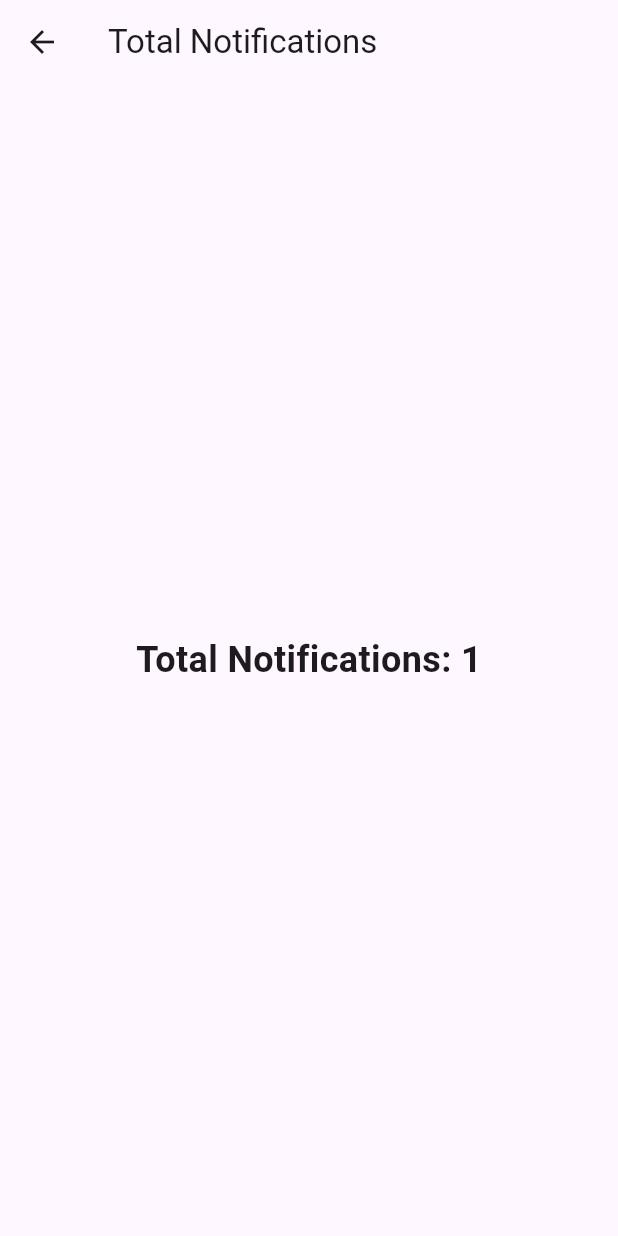
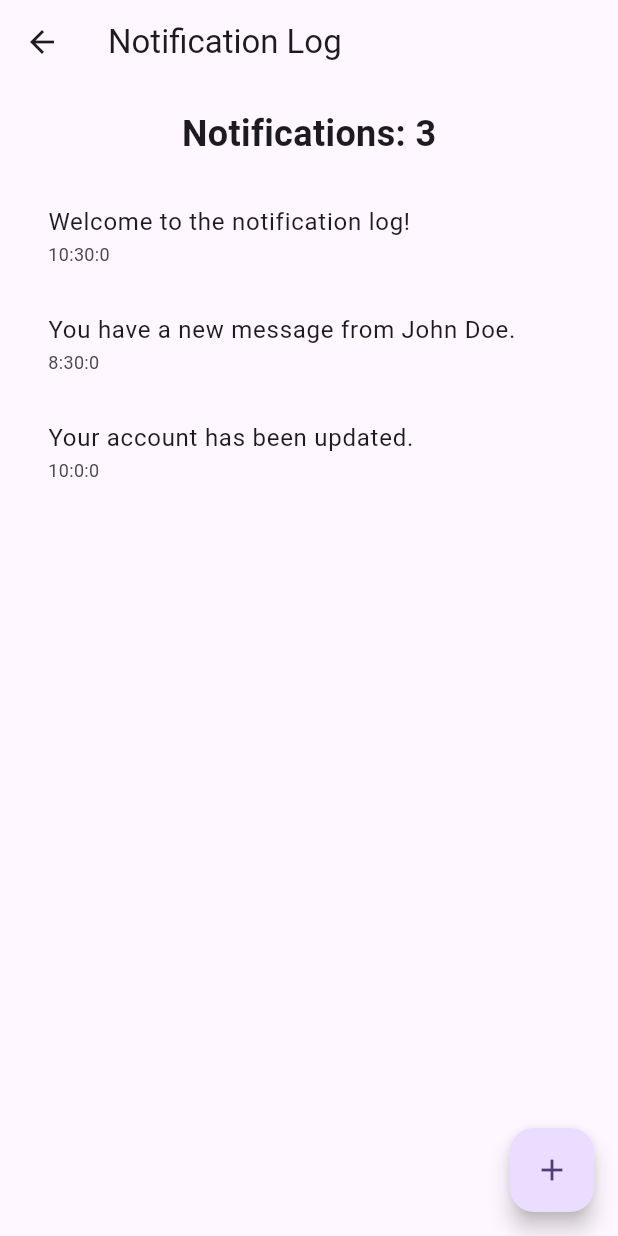
Before and after one commit to alibnymn/QA_Message, a Flutter app: the screen it shows after launch, after a tap on the "add" icon, after a tap on "Notifications", on a phone screen of 412 x 824 dp. Run offline on Flutter 3.47's test engine with Material 3 defaults, Android fonts, the phone set to English and light mode, and no system bars.

Commit message:
menambahkan halaman task page & notif page

```diff
--- a/lib/main.dart
+++ b/lib/main.dart
@@ -106,21 +106,21 @@ class _MyHomePageState extends State<MyHomePage> {
                   ),
                   _buildCard(
                     'Messages',
-                    '$_counter',
+                    '5',
                     Icons.message,
                     Color.fromARGB(255, 255, 115, 0),
                     onTap: () => _navigateToMessagePage(context),
                   ),
                   _buildCard(
                     'Tasks',
-                    '$_counter',
+                    '3',
                     Icons.assignment_turned_in,
                     Colors.green,
                     onTap: () => _navigateToTasksPage(context),
                   ),
                   _buildCard(
                     'Notifications',
-                    '$_counter',
+                    '3',
                     Icons.notifications_active,
                     Colors.red,
                     onTap: () => _navigateToNotificationsPage(context),
@@ -208,97 +208,6 @@ class TotalClicksPage extends StatelessWidget {
     );
   }
 }
-
-// class MessagePage extends StatelessWidget {
-//   final int counter;
-
-//   const MessagePage({Key? key, required this.counter}) : super(key: key);
-
-//   @override
-//   Widget build(BuildContext context) {
-//     return Scaffold(
-//       appBar: AppBar(
-//         title: const Text('QA Message'),
-//         actions: [
-//           IconButton(
-//             icon: Icon(Icons.search),
-//             onPressed: () {
-//               // Add search functionality here
-//             },
-//           ),
-//         ],
-//       ),
-//       body: Column(
-//         children: [
-//           // Chat header
-//           Container(
-//             padding: const EdgeInsets.all(16.0),
-//             child: Row(
-//               children: [
-//                 CircleAvatar(
-//                   radius: 24.0,
-//                   backgroundImage:
-//                       NetworkImage('https://via.placeholder.com/50'),
-//                 ),
-//                 SizedBox(width: 16.0),
-//                 Text(
-//                   'Ali Bunyamnin',
-//                   style: TextStyle(fontSize: 18.0, fontWeight: FontWeight.bold),
-//                 ),
-//               ],
-//             ),
-//           ),
-//           // Chat messages
-//           Expanded(
-//             child: ListView.builder(
-//               itemCount: 5, // Replace with actual message count
-//               itemBuilder: (context, index) {
-//                 return ListTile(
-//                   leading: CircleAvatar(
-//                     radius: 24.0,
-//                     backgroundImage:
-//                         NetworkImage('https://via.placeholder.com/50'),
-//                   ),
-//                   title: Text(
-//                     'Message $index',
-//                     style: TextStyle(fontSize: 16.0),
-//                   ),
-//                   subtitle: Text(
-//                     'This is a sample message',
-//                     style: TextStyle(fontSize: 14.0),
-//                   ),
-//                 );
-//               },
-//             ),
-//           ),
-//           // Chat input field
-//           Container(
-//             padding: const EdgeInsets.all(16.0),
-//             child: Row(
-//               children: [
-//                 Expanded(
-//                   child: TextField(
-//                     decoration: InputDecoration(
-//                       border: OutlineInputBorder(),
-//                       hintText: 'Type a message...',
-//                     ),
-//                   ),
-//                 ),
-//                 SizedBox(width: 16.0),
-//                 IconButton(
-//                   icon: Icon(Icons.send),
-//                   onPressed: () {
-//                     // Add send message functionality here
-//                   },
-//                 ),
-//               ],
-//             ),
-//           ),
-//         ],
-//       ),
-//     );
-//   }
-// }
 
 class MessagePage extends StatefulWidget {
   final int counter;
@@ -542,49 +451,146 @@ class Message {
   Message({required this.text, required this.sender});
 }
 
-class TasksPage extends StatelessWidget {
+class TasksPage extends StatefulWidget {
   final int counter;
 
   const TasksPage({super.key, required this.counter});
 
   @override
+  _TasksPageState createState() => _TasksPageState();
+}
+
+class Task {
+  final String title;
+  bool isDone;
+
+  Task({required this.title, this.isDone = false});
+}
+
+class _TasksPageState extends State<TasksPage> {
+  final List<Task> _tasks = [
+    Task(title: 'Task 1 : Membuat chat page'),
+    Task(title: 'Task 2 : Membuat task page'),
+    Task(title: 'Task 3 : Membuat notif page'),
+  ];
+
+  @override
   Widget build(BuildContext context) {
     return Scaffold(
       appBar: AppBar(
-        title: const Text('Total Tasks'),
+        title: const Text('Todo List jobdesk'),
       ),
-      body: Center(
-        child: Text(
-          'Total Tasks: $counter',
-          style: const TextStyle(
-            fontSize: 24.0,
-            fontWeight: FontWeight.bold,
-          ),
-        ),
+      body: ListView.builder(
+        itemCount: _tasks.length,
+        itemBuilder: (context, index) {
+          return ListTile(
+            title: Text(_tasks[index].title),
+            trailing: Checkbox(
+              value: _tasks[index].isDone,
+              onChanged: (value) {
+                setState(() {
+                  _tasks[index].isDone = value!;
+                });
+              },
+            ),
+          );
+        },
+      ),
+      floatingActionButton: FloatingActionButton(
+        onPressed: () {
+          // Add new task
+          setState(() {
+            _tasks.add(Task(title: 'New Task'));
+          });
+        },
+        child: Icon(Icons.add),
       ),
     );
   }
 }
 
-class NotificationsPage extends StatelessWidget {
+class NotificationLog {
+  final String message;
+  final DateTime timestamp;
+
+  NotificationLog({required this.message, required this.timestamp});
+}
+
+class NotificationsPage extends StatefulWidget {
   final int counter;
 
   const NotificationsPage({super.key, required this.counter});
 
   @override
+  _NotificationsPageState createState() => _NotificationsPageState();
+}
+
+class _NotificationsPageState extends State<NotificationsPage> {
+  final List<NotificationLog> _notificationLog = [
+    NotificationLog(
+      message: 'Welcome to the notification log!',
+      timestamp: DateTime.now().subtract(const Duration(days: 1)),
+    ),
+    NotificationLog(
+      message: 'You have a new message from John Doe.',
+      timestamp: DateTime.now().subtract(const Duration(hours: 2)),
+    ),
+    NotificationLog(
+      message: 'Your account has been updated.',
+      timestamp: DateTime.now().subtract(const Duration(minutes: 30)),
+    ),
+  ];
+
+  void _addNotificationLog(String message) {
+    setState(() {
+      _notificationLog.add(NotificationLog(
+        message: message,
+        timestamp: DateTime.now(),
+      ));
+    });
+  }
+
+  @override
   Widget build(BuildContext context) {
     return Scaffold(
       appBar: AppBar(
-        title: const Text('Total Notifications'),
+        title: const Text('Notification Log'),
       ),
-      body: Center(
-        child: Text(
-          'Total Notifications: $counter',
-          style: const TextStyle(
-            fontSize: 24.0,
-            fontWeight: FontWeight.bold,
-          ),
+      body: Padding(
+        padding: const EdgeInsets.all(16.0),
+        child: Column(
+          children: [
+            Text(
+              'Notifications: 3',
+              style: const TextStyle(
+                fontSize: 24.0,
+                fontWeight: FontWeight.bold,
+              ),
+            ),
+            const SizedBox(height: 16.0),
+            Expanded(
+              child: ListView.builder(
+                itemCount: _notificationLog.length,
+                itemBuilder: (context, index) {
+                  return ListTile(
+                    title: Text(_notificationLog[index].message),
+                    subtitle: Text(
+                      '${_notificationLog[index].timestamp.hour}:${_notificationLog[index].timestamp.minute}:${_notificationLog[index].timestamp.second}',
+                      style: const TextStyle(fontSize: 12.0),
+                    ),
+                  );
+                },
+              ),
+            ),
+          ],
         ),
+      ),
+      floatingActionButton: FloatingActionButton(
+        onPressed: () {
+          _addNotificationLog('New notification message!');
+        },
+        tooltip: 'Add new notification',
+        child: const Icon(Icons.add),
       ),
     );
   }
--- a/lib/notifications_page.dart
+++ b/lib/notifications_page.dart
@@ -1,24 +1,87 @@
 import 'package:flutter/material.dart';
 
-class NotificationsPage extends StatelessWidget {
+class NotificationLog {
+  final String message;
+  final DateTime timestamp;
+
+  NotificationLog({required this.message, required this.timestamp});
+}
+
+class NotificationsPage extends StatefulWidget {
   final int counter;
 
   const NotificationsPage({super.key, required this.counter});
 
   @override
+  _NotificationsPageState createState() => _NotificationsPageState();
+}
+
+class _NotificationsPageState extends State<NotificationsPage> {
+  final List<NotificationLog> _notificationLog = [
+    NotificationLog(
+      message: 'Welcome to the notification log!',
+      timestamp: DateTime.now().subtract(const Duration(days: 1)),
+    ),
+    NotificationLog(
+      message: 'You have a new message from John Doe.',
+      timestamp: DateTime.now().subtract(const Duration(hours: 2)),
+    ),
+    NotificationLog(
+      message: 'Your account has been updated.',
+      timestamp: DateTime.now().subtract(const Duration(minutes: 30)),
+    ),
+  ];
+
+  void _addNotificationLog(String message) {
+    setState(() {
+      _notificationLog.add(NotificationLog(
+        message: message,
+        timestamp: DateTime.now(),
+      ));
+    });
+  }
+
+  @override
   Widget build(BuildContext context) {
     return Scaffold(
       appBar: AppBar(
-        title: const Text('Total Notifications'),
+        title: const Text('Notification Log'),
       ),
-      body: Center(
-        child: Text(
-          'Notifications Clicks: $counter',
-          style: const TextStyle(
-            fontSize: 24.0,
-            fontWeight: FontWeight.bold,
-          ),
+      body: Padding(
+        padding: const EdgeInsets.all(16.0),
+        child: Column(
+          children: [
+            Text(
+              'Notifications Clicks: ${widget.counter}',
+              style: const TextStyle(
+                fontSize: 24.0,
+                fontWeight: FontWeight.bold,
+              ),
+            ),
+            const SizedBox(height: 16.0),
+            Expanded(
+              child: ListView.builder(
+                itemCount: _notificationLog.length,
+                itemBuilder: (context, index) {
+                  return ListTile(
+                    title: Text(_notificationLog[index].message),
+                    subtitle: Text(
+                      '${_notificationLog[index].timestamp.hour}:${_notificationLog[index].timestamp.minute}:${_notificationLog[index].timestamp.second}',
+                      style: const TextStyle(fontSize: 12.0),
+                    ),
+                  );
+                },
+              ),
+            ),
+          ],
         ),
+      ),
+      floatingActionButton: FloatingActionButton(
+        onPressed: () {
+          _addNotificationLog('New notification message!');
+        },
+        tooltip: 'Add new notification',
+        child: const Icon(Icons.add),
       ),
     );
   }
```
Also changed, not shown: lib/tasks_page.dart (+44 -10 lines).
